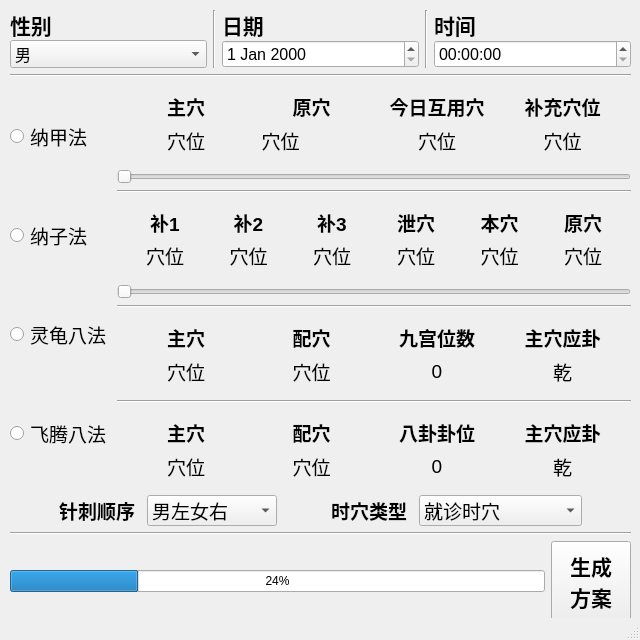
The window that mainwindow.ui (pejoypan/ZiWuLiuZhu) describes before a commit, drawn with Qt 5.
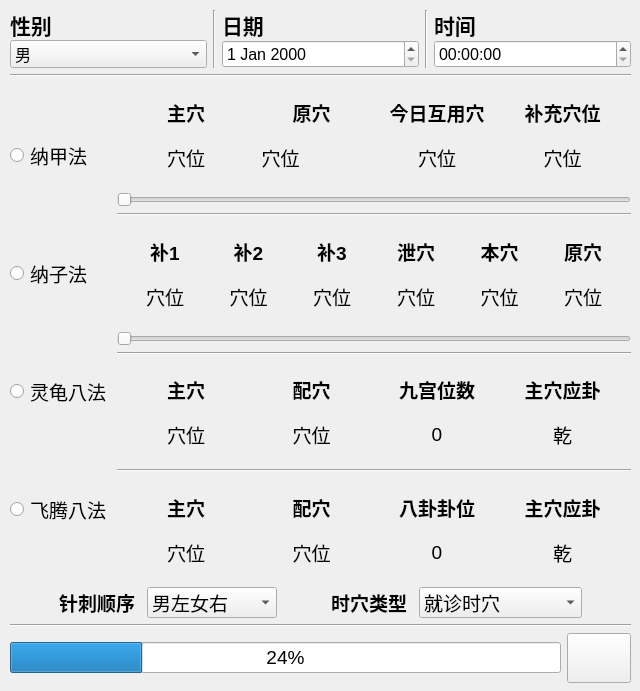
The same window after the commit. Icons and pictures are not drawn.

Commit message: modify font to Arial to adapt macOS

The edit to the form file:
```diff
--- a/mainwindow.ui
+++ b/mainwindow.ui
@@ -7,7 +7,7 @@
     <x>0</x>
     <y>0</y>
     <width>640</width>
-    <height>640</height>
+    <height>691</height>
    </rect>
   </property>
   <property name="sizePolicy">
@@ -22,11 +22,11 @@
     <height>640</height>
    </size>
   </property>
-  <property name="maximumSize">
-   <size>
-    <width>640</width>
-    <height>640</height>
-   </size>
+  <property name="font">
+   <font>
+    <family>Arial</family>
+    <pointsize>14</pointsize>
+   </font>
   </property>
   <property name="windowTitle">
    <string>子午流注时穴查询器</string>
@@ -42,7 +42,7 @@
       <x>10</x>
       <y>10</y>
       <width>621</width>
-      <height>611</height>
+      <height>673</height>
      </rect>
     </property>
     <layout class="QVBoxLayout" name="verticalLayout">
@@ -257,6 +257,7 @@
            </property>
            <property name="font">
             <font>
+             <family>Arial</family>
              <pointsize>14</pointsize>
             </font>
            </property>
@@ -281,6 +282,7 @@
            </property>
            <property name="font">
             <font>
+             <family>Arial</family>
              <pointsize>14</pointsize>
             </font>
            </property>
@@ -305,6 +307,7 @@
            </property>
            <property name="font">
             <font>
+             <family>Arial</family>
              <pointsize>14</pointsize>
             </font>
            </property>
@@ -329,6 +332,7 @@
            </property>
            <property name="font">
             <font>
+             <family>Arial</family>
              <pointsize>14</pointsize>
             </font>
            </property>
@@ -348,6 +352,7 @@
              <widget class="QLabel" name="najia_title_1">
               <property name="font">
                <font>
+                <family>Arial</family>
                 <pointsize>14</pointsize>
                 <bold>true</bold>
                </font>
@@ -364,6 +369,7 @@
              <widget class="QLabel" name="label_NaJia4">
               <property name="font">
                <font>
+                <family>Arial</family>
                 <pointsize>14</pointsize>
                </font>
               </property>
@@ -379,6 +385,7 @@
              <widget class="QLabel" name="najia_title_4">
               <property name="font">
                <font>
+                <family>Arial</family>
                 <pointsize>14</pointsize>
                 <bold>true</bold>
                </font>
@@ -395,6 +402,7 @@
              <widget class="QLabel" name="najia_title_2">
               <property name="font">
                <font>
+                <family>Arial</family>
                 <pointsize>14</pointsize>
                 <bold>true</bold>
                </font>
@@ -411,6 +419,7 @@
              <widget class="QLabel" name="label_NaJia1">
               <property name="font">
                <font>
+                <family>Arial</family>
                 <pointsize>14</pointsize>
                 <underline>false</underline>
                </font>
@@ -427,6 +436,7 @@
              <widget class="QLabel" name="label_NaJia3">
               <property name="font">
                <font>
+                <family>Arial</family>
                 <pointsize>14</pointsize>
                </font>
               </property>
@@ -442,6 +452,7 @@
              <widget class="QLabel" name="najia_title_3">
               <property name="font">
                <font>
+                <family>Arial</family>
                 <pointsize>14</pointsize>
                 <bold>true</bold>
                </font>
@@ -460,6 +471,7 @@
                <widget class="QLabel" name="label_NaJia2">
                 <property name="font">
                  <font>
+                  <family>Arial</family>
                   <pointsize>14</pointsize>
                  </font>
                 </property>
@@ -475,6 +487,7 @@
                <widget class="QLabel" name="label_NaJia_">
                 <property name="font">
                  <font>
+                  <family>Arial</family>
                   <pointsize>14</pointsize>
                  </font>
                 </property>
@@ -509,6 +522,7 @@
              <widget class="QLabel" name="label_NaZi4">
               <property name="font">
                <font>
+                <family>Arial</family>
                 <pointsize>14</pointsize>
                </font>
               </property>
@@ -524,6 +538,7 @@
              <widget class="QLabel" name="nazi_title_4">
               <property name="font">
                <font>
+                <family>Arial</family>
                 <pointsize>14</pointsize>
                 <bold>true</bold>
                </font>
@@ -540,6 +555,7 @@
              <widget class="QLabel" name="label_NaZi5">
               <property name="font">
                <font>
+                <family>Arial</family>
                 <pointsize>14</pointsize>
                </font>
               </property>
@@ -555,6 +571,7 @@
              <widget class="QLabel" name="nazi_title_6">
               <property name="font">
                <font>
+                <family>Arial</family>
                 <pointsize>14</pointsize>
                 <bold>true</bold>
                </font>
@@ -571,6 +588,7 @@
              <widget class="QLabel" name="label_NaZi2">
               <property name="font">
                <font>
+                <family>Arial</family>
                 <pointsize>14</pointsize>
                </font>
               </property>
@@ -586,6 +604,7 @@
              <widget class="QLabel" name="nazi_title_2">
               <property name="font">
                <font>
+                <family>Arial</family>
                 <pointsize>14</pointsize>
                 <bold>true</bold>
                </font>
@@ -602,6 +621,7 @@
              <widget class="QLabel" name="nazi_title_3">
               <property name="font">
                <font>
+                <family>Arial</family>
                 <pointsize>14</pointsize>
                 <bold>true</bold>
                </font>
@@ -618,6 +638,7 @@
              <widget class="QLabel" name="label_NaZi6">
               <property name="font">
                <font>
+                <family>Arial</family>
                 <pointsize>14</pointsize>
                </font>
               </property>
@@ -633,6 +654,7 @@
              <widget class="QLabel" name="nazi_title_5">
               <property name="font">
                <font>
+                <family>Arial</family>
                 <pointsize>14</pointsize>
                 <bold>true</bold>
                </font>
@@ -649,6 +671,7 @@
              <widget class="QLabel" name="label_NaZi1">
               <property name="font">
                <font>
+                <family>Arial</family>
                 <pointsize>14</pointsize>
                </font>
               </property>
@@ -664,6 +687,7 @@
              <widget class="QLabel" name="label_NaZi3">
               <property name="font">
                <font>
+                <family>Arial</family>
                 <pointsize>14</pointsize>
                </font>
               </property>
@@ -679,6 +703,7 @@
              <widget class="QLabel" name="nazi_title_1">
               <property name="font">
                <font>
+                <family>Arial</family>
                 <pointsize>14</pointsize>
                 <bold>true</bold>
                </font>
@@ -715,6 +740,7 @@
              <widget class="QLabel" name="label_LingGui3">
               <property name="font">
                <font>
+                <family>Arial</family>
                 <pointsize>14</pointsize>
                </font>
               </property>
@@ -730,6 +756,7 @@
              <widget class="QLabel" name="label_16">
               <property name="font">
                <font>
+                <family>Arial</family>
                 <pointsize>14</pointsize>
                 <bold>true</bold>
                </font>
@@ -746,6 +773,7 @@
              <widget class="QLabel" name="label_13">
               <property name="font">
                <font>
+                <family>Arial</family>
                 <pointsize>14</pointsize>
                 <bold>true</bold>
                </font>
@@ -762,6 +790,7 @@
              <widget class="QLabel" name="label_LingGui1">
               <property name="font">
                <font>
+                <family>Arial</family>
                 <pointsize>14</pointsize>
                </font>
               </property>
@@ -777,6 +806,7 @@
              <widget class="QLabel" name="label_15">
               <property name="font">
                <font>
+                <family>Arial</family>
                 <pointsize>14</pointsize>
                 <bold>true</bold>
                </font>
@@ -793,6 +823,7 @@
              <widget class="QLabel" name="label_LingGui2">
               <property name="font">
                <font>
+                <family>Arial</family>
                 <pointsize>14</pointsize>
                </font>
               </property>
@@ -808,6 +839,7 @@
              <widget class="QLabel" name="label_17">
               <property name="font">
                <font>
+                <family>Arial</family>
                 <pointsize>14</pointsize>
                 <bold>true</bold>
                </font>
@@ -824,6 +856,7 @@
              <widget class="QLabel" name="label_LingGui4">
               <property name="font">
                <font>
+                <family>Arial</family>
                 <pointsize>14</pointsize>
                </font>
               </property>
@@ -852,6 +885,7 @@
              <widget class="QLabel" name="label_FeiTeng2">
               <property name="font">
                <font>
+                <family>Arial</family>
                 <pointsize>14</pointsize>
                </font>
               </property>
@@ -867,6 +901,7 @@
              <widget class="QLabel" name="label_32">
               <property name="font">
                <font>
+                <family>Arial</family>
                 <pointsize>14</pointsize>
                 <bold>true</bold>
                </font>
@@ -883,6 +918,7 @@
              <widget class="QLabel" name="label_FeiTeng3">
               <property name="font">
                <font>
+                <family>Arial</family>
                 <pointsize>14</pointsize>
                </font>
               </property>
@@ -898,6 +934,7 @@
              <widget class="QLabel" name="label_FeiTeng1">
               <property name="font">
                <font>
+                <family>Arial</family>
                 <pointsize>14</pointsize>
                </font>
               </property>
@@ -913,6 +950,7 @@
              <widget class="QLabel" name="label_35">
               <property name="font">
                <font>
+                <family>Arial</family>
                 <pointsize>14</pointsize>
                 <bold>true</bold>
                </font>
@@ -929,6 +967,7 @@
              <widget class="QLabel" name="label_34">
               <property name="font">
                <font>
+                <family>Arial</family>
                 <pointsize>14</pointsize>
                 <bold>true</bold>
                </font>
@@ -945,6 +984,7 @@
              <widget class="QLabel" name="label_36">
               <property name="font">
                <font>
+                <family>Arial</family>
                 <pointsize>14</pointsize>
                 <bold>true</bold>
                </font>
@@ -961,6 +1001,7 @@
              <widget class="QLabel" name="label_FeiTeng4">
               <property name="font">
                <font>
+                <family>Arial</family>
                 <pointsize>14</pointsize>
                </font>
               </property>
@@ -1011,6 +1052,7 @@
             <widget class="QLabel" name="label_7">
              <property name="font">
               <font>
+               <family>Arial</family>
                <pointsize>14</pointsize>
                <bold>true</bold>
               </font>
@@ -1030,6 +1072,7 @@
              </property>
              <property name="font">
               <font>
+               <family>Arial</family>
                <pointsize>14</pointsize>
               </font>
              </property>
@@ -1071,6 +1114,7 @@
           <widget class="QLabel" name="label_5">
            <property name="font">
             <font>
+             <family>Arial</family>
              <pointsize>14</pointsize>
              <bold>true</bold>
             </font>
@@ -1090,6 +1134,7 @@
            </property>
            <property name="font">
             <font>
+             <family>Arial</family>
              <pointsize>14</pointsize>
             </font>
            </property>
@@ -1166,27 +1211,27 @@
            <verstretch>0</verstretch>
           </sizepolicy>
          </property>
-         <property name="minimumSize">
-          <size>
-           <width>80</width>
-           <height>80</height>
-          </size>
-         </property>
          <property name="maximumSize">
           <size>
-           <width>80</width>
-           <height>80</height>
+           <width>16777215</width>
+           <height>50</height>
           </size>
          </property>
          <property name="font">
           <font>
+           <family>Arial</family>
            <pointsize>16</pointsize>
            <bold>true</bold>
           </font>
          </property>
-         <property name="text">
-          <string>生成
-方案</string>
+         <property name="icon">
+          <iconset theme="QIcon::ThemeIcon::GoNext"/>
+         </property>
+         <property name="iconSize">
+          <size>
+           <width>32</width>
+           <height>32</height>
+          </size>
          </property>
         </widget>
        </item>
@@ -1195,7 +1240,6 @@
     </layout>
    </widget>
   </widget>
-  <widget class="QStatusBar" name="statusbar"/>
  </widget>
  <resources>
   <include location="icons.qrc"/>
```
Left out of the diff: 8 changed lines with no effect on the pictures. The commit also changes 14 other files.
